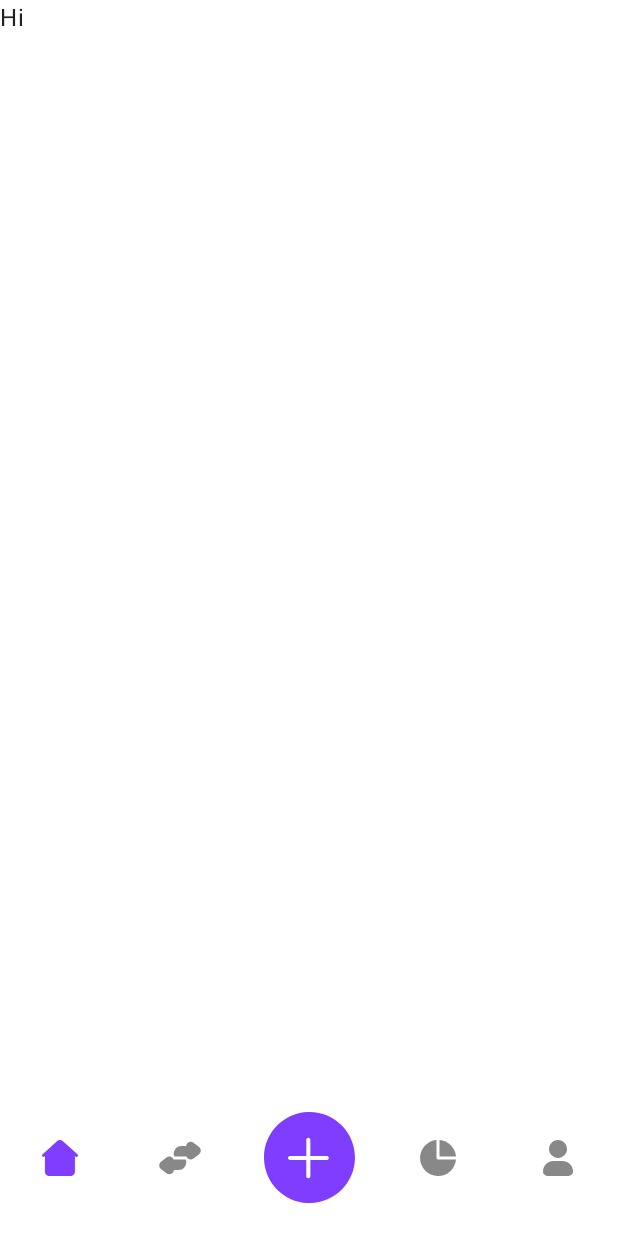
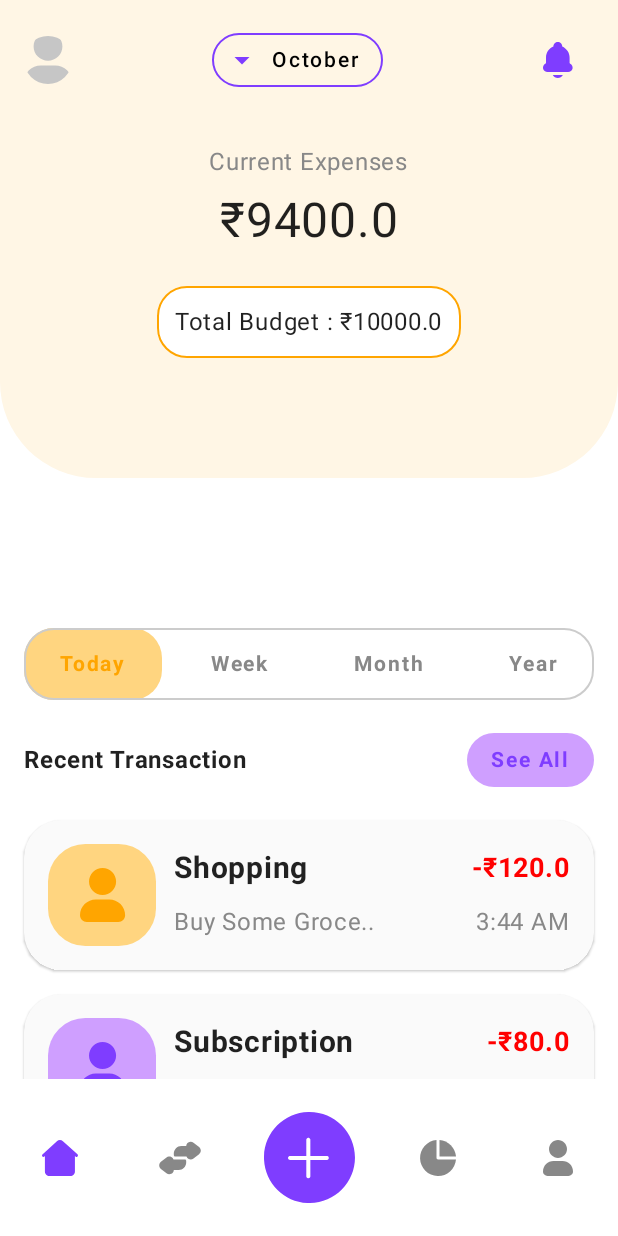
Before and after one commit to nikhjha/ExpTracker, an Android app built with Jetpack Compose: the screen it shows after launch (MainActivity), on a phone screen of 412 x 824 dp. Run offline under Robolectric (Android 15) with nearby library versions, the phone set to English and light mode, and no system bars.

Commit message:
Home Page and Data setup

```diff
--- a/app/build.gradle
+++ b/app/build.gradle
@@ -26,6 +26,7 @@ android {
         }
     }
     compileOptions {
+        coreLibraryDesugaringEnabled = true
         sourceCompatibility JavaVersion.VERSION_1_8
         targetCompatibility JavaVersion.VERSION_1_8
     }
@@ -58,6 +59,6 @@ dependencies {
     androidTestImplementation "androidx.compose.ui:ui-test-junit4:$compose_version"
     debugImplementation "androidx.compose.ui:ui-tooling:$compose_version"
     debugImplementation "androidx.compose.ui:ui-test-manifest:$compose_version"
-
+    coreLibraryDesugaring("com.android.tools:desugar_jdk_libs:1.1.5")
     implementation("androidx.navigation:navigation-compose:2.5.2")
 }
--- /dev/null
+++ b/app/src/main/java/com/example/exptracker/component/FrequencyGraph.kt
@@ -0,0 +1,78 @@
+package com.example.exptracker.component
+
+import androidx.compose.foundation.border
+import androidx.compose.foundation.layout.*
+import androidx.compose.foundation.shape.RoundedCornerShape
+import androidx.compose.material.Button
+import androidx.compose.material.ButtonDefaults
+import androidx.compose.material.Text
+import androidx.compose.runtime.*
+import androidx.compose.ui.Alignment
+import androidx.compose.ui.Modifier
+import androidx.compose.ui.graphics.Color
+import androidx.compose.ui.text.font.FontWeight
+import androidx.compose.ui.unit.dp
+import com.example.exptracker.data.RecentSelection
+import com.example.exptracker.ui.theme.CardColor
+
+@Composable
+fun CustomButton(text: String, selected: Boolean, onClick: () -> Unit) {
+    Button(
+        onClick = onClick,
+        colors = ButtonDefaults.buttonColors(
+            backgroundColor = if (selected) CardColor.Orange.backgroundColor else Color.White.copy(
+                0f
+            )
+        ),
+        shape = RoundedCornerShape(20.dp),
+        contentPadding = PaddingValues(vertical = 16.dp, horizontal = 24.dp),
+        elevation = ButtonDefaults.elevation(defaultElevation = 0.dp)
+    ) {
+        Text(
+            text = text,
+            fontWeight = FontWeight.Bold,
+            color = if (selected) CardColor.Orange.primary else Color.Gray
+        )
+    }
+}
+
+@Composable
+fun RecentSelector(selectedBase: RecentSelection, changeBase: (base: RecentSelection) -> Unit) {
+    Row(
+        Modifier
+            .fillMaxWidth()
+            .border(1.dp, color = Color.LightGray, shape = RoundedCornerShape(20.dp)),
+        verticalAlignment = Alignment.CenterVertically,
+        horizontalArrangement = Arrangement.SpaceBetween
+    ) {
+        CustomButton(text = RecentSelection.Today.title, RecentSelection.Today == selectedBase) {
+            changeBase(RecentSelection.Today)
+        }
+        CustomButton(text = RecentSelection.Week.title, RecentSelection.Week == selectedBase) {
+            changeBase(RecentSelection.Week)
+        }
+        CustomButton(text = RecentSelection.Month.title, RecentSelection.Month == selectedBase) {
+            changeBase(RecentSelection.Month)
+        }
+        CustomButton(text = RecentSelection.Year.title, RecentSelection.Year == selectedBase) {
+            changeBase(RecentSelection.Year)
+        }
+    }
+}
+
+
+@Composable
+fun FrequencyGraph(){
+    var selectedBase by remember { mutableStateOf<RecentSelection>(RecentSelection.Today) }
+    val changeBase: (base: RecentSelection) -> Unit = {
+        selectedBase = it
+    }
+    Spacer(modifier = Modifier.height(100.dp))
+    Column(
+        Modifier
+            .fillMaxWidth()
+            .padding(horizontal = 16.dp),
+    ){
+        RecentSelector(selectedBase, changeBase)
+    }
+}
--- /dev/null
+++ b/app/src/main/java/com/example/exptracker/component/NotificationBar.kt
@@ -0,0 +1,116 @@
+package com.example.exptracker.component
+
+import androidx.compose.foundation.BorderStroke
+import androidx.compose.foundation.Image
+import androidx.compose.foundation.background
+import androidx.compose.foundation.layout.*
+import androidx.compose.foundation.shape.CircleShape
+import androidx.compose.foundation.shape.RoundedCornerShape
+import androidx.compose.material.*
+import androidx.compose.material.icons.Icons
+import androidx.compose.material.icons.outlined.ArrowDropDown
+import androidx.compose.runtime.*
+import androidx.compose.ui.Alignment
+import androidx.compose.ui.Modifier
+import androidx.compose.ui.draw.clip
+import androidx.compose.ui.graphics.Color
+import androidx.compose.ui.layout.ContentScale
+import androidx.compose.ui.res.painterResource
+import androidx.compose.ui.text.font.FontWeight
+import androidx.compose.ui.unit.dp
+import androidx.compose.ui.unit.sp
+import com.example.exptracker.R
+
+
+@Composable
+fun SelectBox() {
+    var expanded by remember { mutableStateOf(false) }
+    Box {
+        OutlinedButton(
+            onClick = { expanded = !expanded },
+            border = BorderStroke(1.dp, color = MaterialTheme.colors.primary),
+            shape = RoundedCornerShape(24.dp),
+            colors = ButtonDefaults.buttonColors(backgroundColor = Color(0xFFFFF6E5)),
+            contentPadding = PaddingValues(end = 16.dp, start = 8.dp)
+        ) {
+            Row(
+                verticalAlignment = Alignment.CenterVertically
+            ) {
+                Icon(
+                    Icons.Outlined.ArrowDropDown,
+                    contentDescription = "DropDown",
+                    tint = MaterialTheme.colors.primary
+                )
+                Spacer(modifier = Modifier.width(8.dp))
+                Text("October")
+            }
+        }
+        DropdownMenu(
+            expanded = expanded,
+            onDismissRequest = { expanded = false }
+        ) {
+            DropdownMenuItem(onClick = {
+            }) {
+                Text("Add")
+            }
+            DropdownMenuItem(onClick = {
+            }) {
+                Text("Remove")
+            }
+            DropdownMenuItem(onClick = {
+            }) {
+                Text("Clear")
+            }
+        }
+    }
+}
+
+@Composable
+fun NotificationBar(modifier: Modifier = Modifier) {
+    Row(
+        modifier
+            .fillMaxWidth()
+            .padding(16.dp),
+        verticalAlignment = Alignment.CenterVertically,
+        horizontalArrangement = Arrangement.SpaceBetween
+    ) {
+        val profileImage = painterResource(id = R.drawable.user)
+        val notificationIcon = painterResource(id = R.drawable.notifiaction)
+        Image(
+            painter = profileImage,
+            contentDescription = "profile_pic",
+            contentScale = ContentScale.Crop,
+            modifier = Modifier
+                .size(32.dp)
+                .clip(CircleShape)
+        )
+        SelectBox()
+        var expanded by remember { mutableStateOf(false) }
+        Box() {
+            IconButton(onClick = {
+                expanded = true
+            }) {
+                Icon(
+                    painter = notificationIcon,
+                    contentDescription = "notification",
+                    tint = MaterialTheme.colors.primary
+                )
+            }
+            DropdownMenu(
+                expanded = expanded,
+                onDismissRequest = { expanded = false },
+                modifier = Modifier
+                    .padding(vertical = 8.dp, horizontal = 16.dp)
+                    .background(color = Color.White)
+            ) {
+                Text(
+                    "No notifications available",
+                    fontSize = 16.sp,
+                    fontWeight = FontWeight.Bold,
+                    color = Color.Gray
+                )
+            }
+        }
+
+    }
+}
--- /dev/null
+++ b/app/src/main/java/com/example/exptracker/component/RecentTxPanel.kt
@@ -0,0 +1,70 @@
+package com.example.exptracker.component
+
+import androidx.compose.foundation.layout.*
+import androidx.compose.foundation.shape.RoundedCornerShape
+import androidx.compose.material.Button
+import androidx.compose.material.ButtonDefaults
+import androidx.compose.material.Text
+import androidx.compose.runtime.Composable
+import androidx.compose.ui.Alignment
+import androidx.compose.ui.Modifier
+import androidx.compose.ui.graphics.Color
+import androidx.compose.ui.text.font.FontWeight
+import androidx.compose.ui.tooling.preview.Preview
+import androidx.compose.ui.unit.dp
+import androidx.compose.ui.unit.sp
+import com.example.exptracker.data.dummyTx
+import com.example.exptracker.ui.theme.CardColor
+import com.example.exptracker.ui.theme.ExpTrackerTheme
+
+
+
+@Composable
+fun RecentTxPanel() {
+    val items = dummyTx
+    Column(
+        Modifier
+            .fillMaxWidth()
+            .padding(16.dp),
+        horizontalAlignment = Alignment.CenterHorizontally
+    ) {
+        Row(
+            Modifier.fillMaxWidth(),
+            verticalAlignment = Alignment.CenterVertically,
+            horizontalArrangement = Arrangement.SpaceBetween
+        ) {
+            Text(text = "Recent Transaction", fontWeight = FontWeight.Bold)
+            Button(
+                onClick = {},
+                colors = ButtonDefaults.buttonColors(
+                    backgroundColor = CardColor.Purple.backgroundColor
+                ),
+                shape = RoundedCornerShape(20.dp),
+                elevation = ButtonDefaults.elevation(defaultElevation = 0.dp)
+            ) {
+                Text(
+                    text = "See All",
+                    fontWeight = FontWeight.Bold,
+                    color = CardColor.Purple.primary
+                )
+            }
+        }
+        Spacer(modifier = Modifier.height(16.dp))
+        Column(Modifier.fillMaxWidth(), verticalArrangement = Arrangement.spacedBy(16.dp)) {
+            items.forEach {
+                TransactionCard(tx = it)
+            }
+        }
+        if(items.isEmpty()){
+            Text("No transaction available. Please add expense.", fontSize = 14.sp, color = Color.Gray)
+        }
+    }
+}
+
+@Preview(showBackground = true)
+@Composable
+fun RecentTxPanelPreview() {
+    ExpTrackerTheme {
+        RecentTxPanel()
+    }
+}
--- /dev/null
+++ b/app/src/main/java/com/example/exptracker/component/TransactionCard.kt
@@ -0,0 +1,93 @@
+package com.example.exptracker.component
+
+import androidx.compose.foundation.background
+import androidx.compose.foundation.layout.*
+import androidx.compose.foundation.shape.RoundedCornerShape
+import androidx.compose.material.Card
+import androidx.compose.material.Icon
+import androidx.compose.material.Text
+import androidx.compose.runtime.Composable
+import androidx.compose.ui.Alignment
+import androidx.compose.ui.Modifier
+import androidx.compose.ui.graphics.Color
+import androidx.compose.ui.graphics.vector.ImageVector
+import androidx.compose.ui.res.vectorResource
+import androidx.compose.ui.text.font.FontWeight
+import androidx.compose.ui.tooling.preview.Preview
+import androidx.compose.ui.unit.dp
+import androidx.compose.ui.unit.sp
+import com.example.exptracker.data.Transaction
+import com.example.exptracker.data.dummyTx
+import com.example.exptracker.ui.theme.ExpTrackerTheme
+import com.example.exptracker.util.CurrencyFormater
+import com.example.exptracker.util.encapsulateText
+import com.example.exptracker.util.toTime
+
+@Composable
+fun TransactionCard(tx: Transaction) {
+    Card(
+        modifier = Modifier.height(100.dp),
+        backgroundColor = Color(250, 250, 250),
+        shape = RoundedCornerShape(25.dp)
+    ) {
+        Row(
+            Modifier
+                .fillMaxWidth()
+                .padding(16.dp), horizontalArrangement = Arrangement.SpaceBetween
+        ) {
+            Row {
+                Box(
+                    modifier = Modifier
+                        .background(
+                            color = tx.category.color.backgroundColor,
+                            shape = RoundedCornerShape(25.dp)
+                        )
+                        .padding(16.dp)
+
+                ) {
+                    Icon(
+                        imageVector = ImageVector.vectorResource(id = tx.category.image),
+                        contentDescription = null,
+                        tint = tx.category.color.primary,
+                        modifier = Modifier.size(40.dp)
+                    )
+                }
+                Spacer(modifier = Modifier.width(12.dp))
+                Column(
+                    Modifier
+                        .fillMaxHeight()
+                        .padding(top = 4.dp, bottom = 4.dp),
+                    verticalArrangement = Arrangement.SpaceBetween
+                ) {
+                    Text(tx.category.title, fontSize = 20.sp, fontWeight = FontWeight.Bold)
+                    Text(encapsulateText(tx.description), color = Color.Gray, fontSize = 16.sp)
+                }
+            }
+            Column(
+                Modifier
+                    .fillMaxHeight()
+                    .padding(top = 4.dp, bottom = 4.dp),
+                verticalArrangement = Arrangement.SpaceBetween,
+                horizontalAlignment = Alignment.End
+            ) {
+                Text(
+                    "-${CurrencyFormater(tx.amount)}",
+                    color = Color.Red,
+                    fontSize = 18.sp,
+                    fontWeight = FontWeight.Bold
+                )
+                Text(toTime(tx.dateTime), color = Color.Gray)
+            }
+        }
+    }
+}
+
+@Preview(showBackground = true)
+@Composable
+fun TransactionCardPreview() {
+    ExpTrackerTheme {
+        Column(Modifier.padding(16.dp)) {
+            TransactionCard(tx = dummyTx[0])
+        }
+    }
+}
--- /dev/null
+++ b/app/src/main/java/com/example/exptracker/data/Category.kt
@@ -0,0 +1,34 @@
+package com.example.exptracker.data
+
+import androidx.annotation.DrawableRes
+import com.example.exptracker.R
+import com.example.exptracker.ui.theme.CardColor
+
+sealed class Category(
+    val id: String,
+    @DrawableRes val image: Int,
+    val title: String,
+    val color: CardColor
+) {
+    object Shopping : Category(
+        "shopping",
+        R.drawable.user,
+        "Shopping",
+        CardColor.Orange
+    )
+    object Subscription : Category(
+        "subscription",
+        R.drawable.user,
+        "Subscription",
+        CardColor.Purple
+    )
+    object Food : Category(
+        "food",
+        R.drawable.user,
+        "Food",
+        CardColor.Red
+    )
+    fun getAllCategory() : List<Category>{
+        return listOf(Shopping, Subscription, Food)
+    }
+}
--- /dev/null
+++ b/app/src/main/java/com/example/exptracker/data/RecentSelection.kt
@@ -0,0 +1,9 @@
+package com.example.exptracker.data
+
+sealed class RecentSelection(val title : String, val id : String){
+    object Today : RecentSelection("Today", "today")
+    object Yesterday : RecentSelection("Yesterday", "yesterday")
+    object Week : RecentSelection("Week", "week")
+    object Month : RecentSelection("Month", "month")
+    object Year : RecentSelection("Year", "year")
+}
--- /dev/null
+++ b/app/src/main/java/com/example/exptracker/data/Transaction.kt
@@ -0,0 +1,39 @@
+package com.example.exptracker.data
+
+import android.os.Build
+import androidx.annotation.RequiresApi
+import java.time.LocalDateTime
+import java.time.Month
+
+data class Transaction(
+    val id : String,
+    val amount : Float,
+    val description : String,
+    val category: Category,
+    val dateTime: LocalDateTime
+)
+
+
+val dummyTx : List<Transaction> = listOf(
+    Transaction(
+        "1",
+        120f,
+        "Buy Some Grocery",
+        Category.Shopping,
+        LocalDateTime.of(2022, Month.SEPTEMBER, 28, 3, 44)
+    ),
+    Transaction(
+        "2",
+        80f,
+        "Disney + Annual Subscriptions",
+        Category.Subscription,
+        LocalDateTime.of(2022, Month.SEPTEMBER, 28, 3, 44)
+    ),
+    Transaction(
+        "3",
+        32f,
+        "Buy a ramen",
+        Category.Food,
+        LocalDateTime.of(2022, Month.SEPTEMBER, 28, 3, 44)
+    ),
+)
--- a/app/src/main/java/com/example/exptracker/pages/HomePage.kt
+++ b/app/src/main/java/com/example/exptracker/pages/HomePage.kt
@@ -1,18 +1,78 @@
 package com.example.exptracker.pages
 
+import androidx.compose.foundation.background
+import androidx.compose.foundation.border
+import androidx.compose.foundation.layout.*
+import androidx.compose.foundation.rememberScrollState
+import androidx.compose.foundation.shape.RoundedCornerShape
+import androidx.compose.foundation.verticalScroll
 import androidx.compose.material.Text
 import androidx.compose.runtime.Composable
+import androidx.compose.ui.Alignment
+import androidx.compose.ui.Modifier
+import androidx.compose.ui.draw.clip
+import androidx.compose.ui.graphics.Color
 import androidx.compose.ui.tooling.preview.Preview
+import androidx.compose.ui.unit.dp
+import androidx.compose.ui.unit.sp
+import com.example.exptracker.component.FrequencyGraph
+import com.example.exptracker.component.NotificationBar
+import com.example.exptracker.component.RecentTxPanel
+import com.example.exptracker.ui.theme.CardColor
 import com.example.exptracker.ui.theme.ExpTrackerTheme
+import com.example.exptracker.util.CurrencyFormater
+
 
 @Composable
-fun HomePage(){
-    Text(text = "Hi")
+fun HomePage() {
+    Column(
+        Modifier
+            .verticalScroll(rememberScrollState())
+            .fillMaxWidth()
+            .fillMaxHeight()
+    ) {
+        Box(
+            Modifier
+                .fillMaxWidth()
+                .clip(RoundedCornerShape(0.dp, 0.dp, 64.dp, 64.dp))
+                .background(color = Color(0xFFFFF6E5))
+                .padding(bottom = 32.dp)
+        ) {
+            Column(
+                Modifier
+                    .fillMaxWidth(),
+                horizontalAlignment = Alignment.CenterHorizontally,
+            ) {
+                NotificationBar()
+                Spacer(Modifier.height(16.dp))
+                Text("Current Expenses", color = Color.Gray)
+                Spacer(modifier = Modifier.height(8.dp))
+                Text(text = CurrencyFormater(9400f), fontSize = 32.sp)
+                Spacer(modifier = Modifier.height(24.dp))
+                Text(
+                    text = "Total Budget : ${CurrencyFormater(10000f)}",
+                    modifier = Modifier
+                        .border(
+                            1.dp,
+                            color = CardColor.Orange.primary,
+                            shape = RoundedCornerShape(20.dp)
+                        )
+                        .background(color = Color.White, shape = RoundedCornerShape(20.dp))
+                        .padding(12.dp)
+
+                )
+                Spacer(modifier = Modifier.height(48.dp))
+            }
+        }
+        FrequencyGraph()
+        RecentTxPanel()
+        Spacer(modifier = Modifier.height(100.dp))
+    }
 }
 
 @Preview(showBackground = true)
 @Composable
-fun HomePagePreview(){
+fun HomePagePreview() {
     ExpTrackerTheme {
         HomePage()
     }
--- a/app/src/main/java/com/example/exptracker/ui/theme/Color.kt
+++ b/app/src/main/java/com/example/exptracker/ui/theme/Color.kt
@@ -6,3 +6,16 @@ val Purple200 = Color(0xFF7F3DFF)
 val Purple500 = Color(0xFF7F3DFF)
 val Purple700 = Color(0xFF3700B3)
 val Teal200 = Color(0xFF0077FF)
+
+sealed class CardColor(val backgroundColor: Color, val primary: Color) {
+    object Orange : CardColor(
+        Color(255, 213, 128), Color(255, 165, 0)
+    )
+    object Purple : CardColor(
+        Color(207, 159, 255), Purple500
+    )
+    object Red : CardColor(
+        Color(255, 153, 152),
+        Color.Red
+    )
+}
--- /dev/null
+++ b/app/src/main/java/com/example/exptracker/util/CurrencyFormater.kt
@@ -0,0 +1,5 @@
+package com.example.exptracker.util
+
+fun CurrencyFormater(num : Float) : String{
+    return "₹$num"
+}
--- /dev/null
+++ b/app/src/main/java/com/example/exptracker/util/DateFormater.kt
@@ -0,0 +1,9 @@
+package com.example.exptracker.util
+
+import java.time.LocalDateTime
+import java.time.format.DateTimeFormatter
+import java.time.format.FormatStyle
+
+fun toTime( dateTime: LocalDateTime) : String{
+    return dateTime.format(DateTimeFormatter.ofLocalizedTime(FormatStyle.SHORT))
+}
--- /dev/null
+++ b/app/src/main/java/com/example/exptracker/util/StringFormater.kt
@@ -0,0 +1,5 @@
+package com.example.exptracker.util
+
+fun encapsulateText( text : String) : String{
+    return if(text.length > 15) text.slice(IntRange(0,13)) + ".." else text
+}
--- /dev/null
+++ b/app/src/main/res/drawable-nodpi/notifiaction.xml
@@ -0,0 +1,12 @@
+<vector xmlns:android="http://schemas.android.com/apk/res/android"
+    android:width="20.08dp"
+    android:height="24.415dp"
+    android:viewportWidth="20.08"
+    android:viewportHeight="24.415">
+  <path
+      android:pathData="M20.042,17.915a3.09,3.09 0,0 1,-3.11 2.5H3.152a3.09,3.09 0,0 1,-3.11 -2.5,3 3,0 0,1 1.52,-3.13 0.93,0.93 0,0 0,0.48 -0.83v-3.54a8,8 0,0 1,5 -7.43,3 3,0 0,1 6,0.03 8.36,8.36 0,0 1,5 7.69v3.25a0.93,0.93 0,0 0,0.44 0.83,3 3,0 0,1 1.56,3.13Z"
+      android:fillColor="#7f3dff"/>
+  <path
+      android:pathData="M8.056,23.873A4,4 0,0 1,6.602 22.415L13.482,22.415A4,4 0,0 1,12.028 23.873,4 4,0 0,1 10.042,24.415a4,4 0,0 1,-1.986 -0.542Z"
+      android:fillColor="#7f3dff"/>
+</vector>
```
